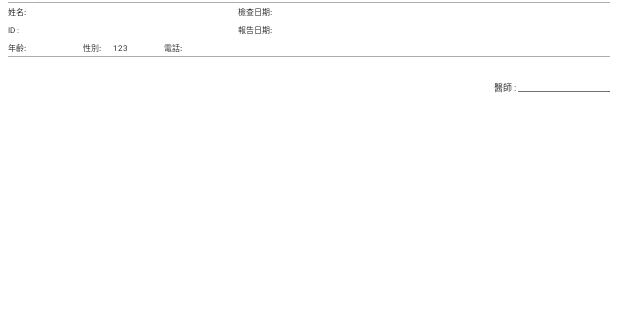
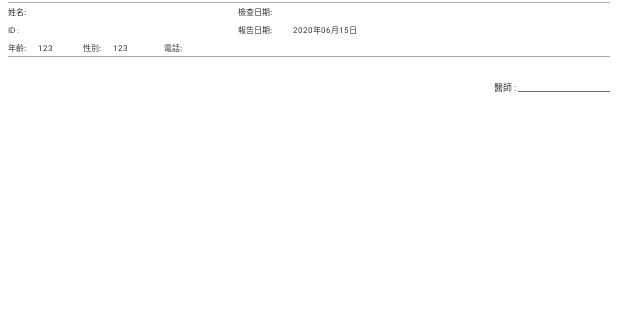
Before and after one commit to w83813/NewSF1, an Android app: the ReportActivity screen opened directly, with no data from a screen before it, on a phone screen of 412 x 824 dp, the part 129-449 px from its top. Run offline under Robolectric (Android 15) with nearby library versions, the phone set to English and light mode, and no system bars; 15 statements that could not run were skipped.

Commit message:
report patient info finish

```diff
--- a/app/src/main/java/com/example/miis200/AddPatient.java
+++ b/app/src/main/java/com/example/miis200/AddPatient.java
@@ -123,7 +123,7 @@ public class AddPatient extends AppCompatActivity {
                     String patientbirthday = Patientbirthday.getText().toString();
 
                     if(!patientname.isEmpty() && !patientid.isEmpty() && !patientphonenumber.isEmpty() && !patientgender.isEmpty() && !patientbirthday.isEmpty()){
-                        if(databaseHelper.insertpatientinfo(patientname,patientid,patientphonenumber,patientbirthday,patientgender,"0")){
+                        if(databaseHelper.insertpatientinfo(patientname,patientid,patientphonenumber,patientbirthday,patientgender,"0",Age)){
                             //Display Toast Message
                             Toast.makeText(getApplicationContext(),"Data Inserted..",Toast.LENGTH_SHORT).show();
                             //Clear Edit
--- a/app/src/main/java/com/example/miis200/DatabaseHelper.java
+++ b/app/src/main/java/com/example/miis200/DatabaseHelper.java
@@ -45,7 +45,7 @@ public class DatabaseHelper extends SQLiteOpenHelper {
 
 
     //Create Insert Method
-    public boolean insertpatientinfo(String Name, String Patientid, String Phonenumber, String Birthday, String Gender, String Status){
+    public boolean insertpatientinfo(String Name, String Patientid, String Phonenumber, String Birthday, String Gender, String Status, String Age){
         //Get WriteAble Database
         SQLiteDatabase sqLiteDatabase = this.getWritableDatabase();
 
@@ -58,7 +58,7 @@ public class DatabaseHelper extends SQLiteOpenHelper {
         values1.put("gender",Gender);
         values1.put("status",Status);
         values1.put("checktime","");
-        values1.put("age","");
+        values1.put("age",Age);
         //Insert Data into Database
         sqLiteDatabase.insert(TABLE1,null,values1);
         return true;
--- a/app/src/main/java/com/example/miis200/ReportActivity.java
+++ b/app/src/main/java/com/example/miis200/ReportActivity.java
@@ -12,7 +12,9 @@ import android.widget.ImageView;
 import android.widget.LinearLayout;
 import android.widget.TextView;
 
+import java.text.SimpleDateFormat;
 import java.util.ArrayList;
+import java.util.Date;
 
 public class ReportActivity extends AppCompatActivity {
 
@@ -22,7 +24,10 @@ public class ReportActivity extends AppCompatActivity {
     private FrameLayout report_framelayout1,report_framelayout2,report_framelayout3,report_framelayout4;
     private LinearLayout layout_memo1,layout_memo2,layout_memo3,layout_memo4;
     DatabaseHelper databaseHelper;
-    private String getPatientid;
+    private String getPatientid,Reportdate;
+
+    private SimpleDateFormat simpleDateFormat;
+    private Date date;
 
     //patient info
     private TextView patientname,patientid,patientgender,patientage,patientphonenumber,patientcheckdate,patientreportdate;
@@ -61,6 +66,11 @@ public class ReportActivity extends AppCompatActivity {
         patientcheckdate = findViewById(R.id.report_checktime);
         patientreportdate = findViewById(R.id.report_date);
 
+
+        simpleDateFormat = new SimpleDateFormat( "yyyy年MM月dd日 ");
+        date = new Date( System.currentTimeMillis());
+        Reportdate = simpleDateFormat.format(date);
+
         Intent intent  =  getIntent();
         imagepathlist = intent.getStringArrayListExtra("imagepathlist");
         getPatientid = intent.getStringExtra("patientid");
@@ -68,15 +78,17 @@ public class ReportActivity extends AppCompatActivity {
         patientname.setText((String) databaseHelper.getpatientinfo(intent.getStringExtra("patientid")).get(0));
         patientid.setText((String) databaseHelper.getpatientinfo(intent.getStringExtra("patientid")).get(1));
         patientgender.setText((String) databaseHelper.getpatientinfo(intent.getStringExtra("patientid")).get(4));
-        patientage.setText("");
+        patientage.setText((String) databaseHelper.getpatientinfo(intent.getStringExtra("patientid")).get(6));
         patientphonenumber.setText((String) databaseHelper.getpatientinfo(intent.getStringExtra("patientid")).get(2));
-        patientcheckdate.setText("");
-        patientreportdate.setText("");
+        patientcheckdate.setText((String) databaseHelper.getpatientinfo(intent.getStringExtra("patientid")).get(5));
+        patientreportdate.setText(Reportdate);
 
 
         Log.v("aaaaaaaddddwwww",String.valueOf(databaseHelper.getpatientinfo(intent.getStringExtra("patientid")).get(0)));
         Log.v("aaaaaaaddddwwww",String.valueOf(databaseHelper.getpatientinfo(intent.getStringExtra("patientid")).get(1)));
         Log.v("aaaaaaaddddwwww",String.valueOf(databaseHelper.getpatientinfo(intent.getStringExtra("patientid")).get(2)));
+        Log.v("aaaaaaaddddwwww",String.valueOf(databaseHelper.getpatientinfo(intent.getStringExtra("patientid")).get(6)));
+        Log.v("aaaaaaaddddwwww",String.valueOf(databaseHelper.getpatientinfo(intent.getStringExtra("patientid")).get(5)));
 
         BitmapFactory.Options options = new BitmapFactory.Options();
         options.inPreferredConfig = Bitmap.Config.RGB_565;
```
